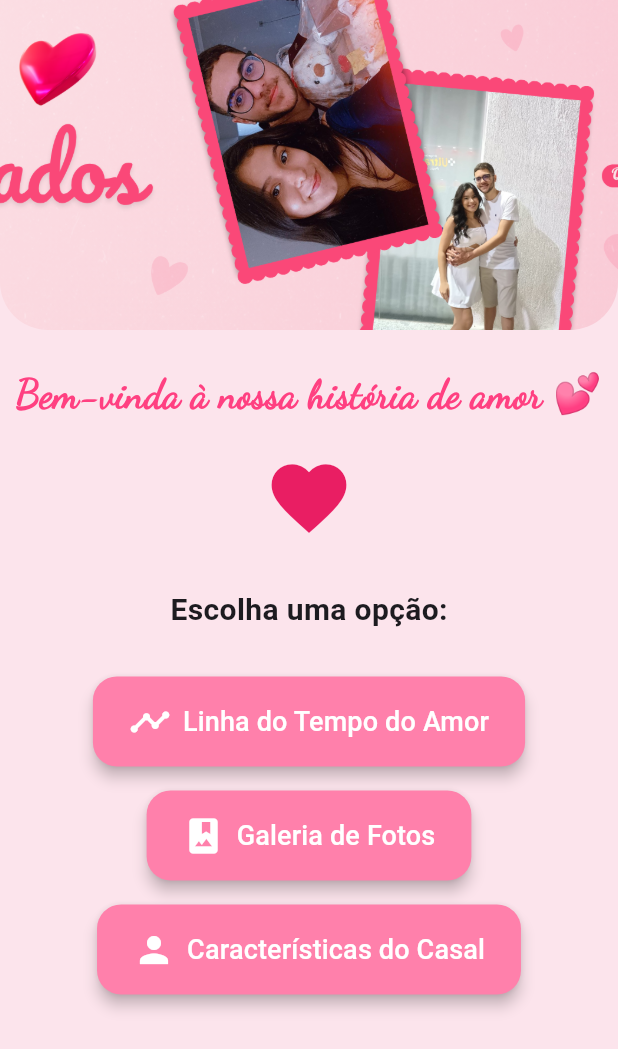
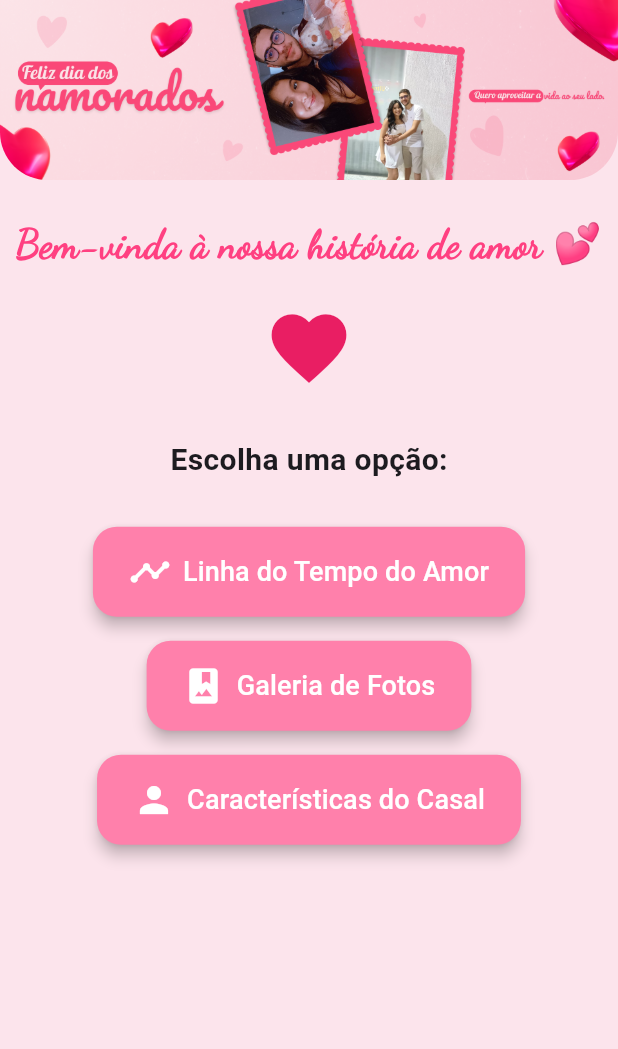
Before and after one commit to G1Azevedo/presente, a Flutter app: the screen it shows after launch, on a phone screen of 412 x 824 dp. Shown: the top 1049 px of the screen. Run offline on Flutter 3.47's test engine with Material 3 defaults, Android fonts, the phone set to English and light mode, and no system bars; our stand-ins replace file_picker, pocketbase; Roboto replaces fonts that are missing (Sans).

Commit message:
ajusta banner

```diff
--- a/lib/pages/home_page.dart
+++ b/lib/pages/home_page.dart
@@ -24,10 +24,10 @@ class _HomePageState extends State<HomePage> {
                   bottomRight: Radius.circular(32),
                 ),
                 child: Image.asset(
-                  'assets/images/banner.png',
+                  'assets/images/banner.png', // Certifique-se que o caminho está correto e a imagem existe
                   width: double.infinity,
-                  height: 220,
-                  fit: BoxFit.cover,
+                  // height: 300, // REMOVIDO: Deixe a altura ser determinada pela proporção
+                  fit: BoxFit.fitWidth, // MODIFICADO: Para ajustar à largura
                 ),
               ),
 
```
